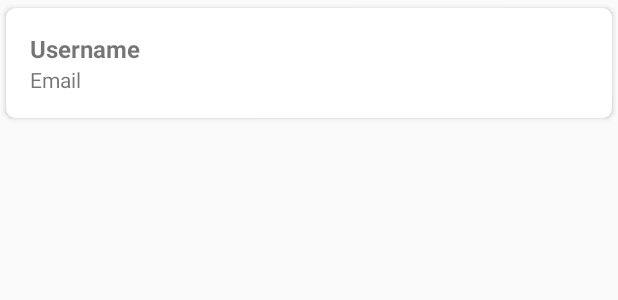
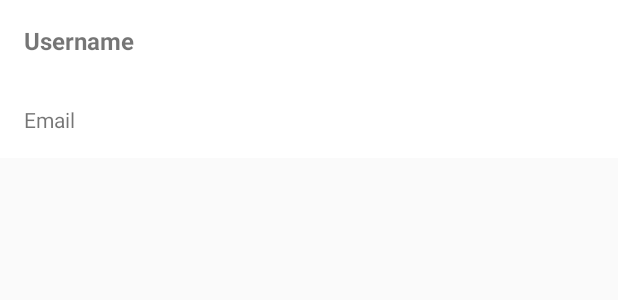
Before and after one commit to aungk000/TheRoom, an Android app: the layout user.xml on its own in the app's theme, with its tools: preview values and no code run, on a phone screen of 412 x 824 dp. Shown: the top 300 px of the screen. Run offline under Robolectric (Android 15) with nearby library versions, the phone set to English and light mode, and no system bars.

```diff
--- a/app/src/main/java/me/aungkooo/theroom/database/User.java
+++ b/app/src/main/java/me/aungkooo/theroom/database/User.java
@@ -13,7 +13,7 @@ import android.arch.persistence.room.PrimaryKey;
 public class User
 {
     @PrimaryKey(autoGenerate = true)
-    private int userId;
+    private long userId;
 
     @ColumnInfo(name = "username")
     private String username;
@@ -26,11 +26,11 @@ public class User
         this.email = email;
     }
 
-    public int getUserId() {
+    public long getUserId() {
         return userId;
     }
 
-    public void setUserId(int userId) {
+    public void setUserId(long userId) {
         this.userId = userId;
     }
 
--- a/app/src/main/java/me/aungkooo/theroom/database/UserDao.java
+++ b/app/src/main/java/me/aungkooo/theroom/database/UserDao.java
@@ -22,7 +22,7 @@ public interface UserDao
     void insertUser(User user);
 
     @Query("DELETE FROM user WHERE userId = :id")
-    void deleteUser(int id);
+    void deleteUser(long id);
 
     @Delete
     void deleteUser(User user);
--- a/app/src/main/java/me/aungkooo/theroom/dialog/DialogNewUser.java
+++ b/app/src/main/java/me/aungkooo/theroom/dialog/DialogNewUser.java
@@ -5,7 +5,6 @@ import android.graphics.Color;
 import android.graphics.drawable.ColorDrawable;
 import android.os.Bundle;
 import android.support.annotation.NonNull;
-import android.support.annotation.Nullable;
 import android.support.design.widget.TextInputEditText;
 import android.support.v4.app.DialogFragment;
 import android.support.v7.app.AlertDialog;
@@ -13,12 +12,11 @@ import android.view.LayoutInflater;
 import android.view.View;
 import android.view.ViewGroup;
 import android.widget.Button;
-import android.widget.Toast;
 
 import butterknife.BindView;
 import butterknife.ButterKnife;
 import me.aungkooo.theroom.R;
-import me.aungkooo.theroom.Utils;
+import me.aungkooo.theroom.util.Utils;
 import me.aungkooo.theroom.database.User;
 import me.aungkooo.theroom.listener.OnDialogDismissListener;
 
--- a/app/src/main/java/me/aungkooo/theroom/model/UserModel.java
+++ b/app/src/main/java/me/aungkooo/theroom/model/UserModel.java
@@ -33,4 +33,9 @@ public class UserModel extends AndroidViewModel
     {
         userRepository.insertUser(user);
     }
+
+    public void deleteUser(User user)
+    {
+        userRepository.deleteUser(user);
+    }
 }
--- a/app/src/main/java/me/aungkooo/theroom/Utils.java
+++ b/app/src/main/java/me/aungkooo/theroom/util/Utils.java
@@ -1,4 +1,4 @@
-package me.aungkooo.theroom;
+package me.aungkooo.theroom.util;
 
 import android.support.design.widget.TextInputEditText;
 
--- a/app/src/main/res/layout/activity_main.xml
+++ b/app/src/main/res/layout/activity_main.xml
@@ -1,13 +1,15 @@
 <?xml version="1.0" encoding="utf-8"?>
-<android.support.design.widget.CoordinatorLayout xmlns:android="http://schemas.android.com/apk/res/android"
+<android.support.design.widget.CoordinatorLayout
+    xmlns:android="http://schemas.android.com/apk/res/android"
     android:layout_width="match_parent"
     android:layout_height="match_parent"
     xmlns:app="http://schemas.android.com/apk/res-auto">
 
     <android.support.v7.widget.RecyclerView
         android:id="@+id/recycler_view_main"
+        android:background="@color/grey"
         android:layout_width="match_parent"
-        android:layout_height="wrap_content"/>
+        android:layout_height="match_parent"/>
 
     <android.support.design.widget.FloatingActionButton
         android:id="@+id/fab_main"
--- a/app/src/main/res/layout/user.xml
+++ b/app/src/main/res/layout/user.xml
@@ -1,22 +1,15 @@
 <?xml version="1.0" encoding="utf-8"?>
-<android.support.v7.widget.CardView
-    app:cardElevation="2dp"
-    app:cardPreventCornerOverlap="true"
-    app:cardUseCompatPadding="true"
-    app:cardCornerRadius="6dp"
+<LinearLayout
+    android:orientation="vertical"
+    android:background="@color/white"
     xmlns:android="http://schemas.android.com/apk/res/android"
     android:layout_width="match_parent"
     android:layout_height="wrap_content"
     xmlns:app="http://schemas.android.com/apk/res-auto">
 
-    <LinearLayout
-        android:padding="@dimen/padding_normal"
-        android:orientation="vertical"
-        android:layout_width="match_parent"
-        android:layout_height="wrap_content">
-
     <TextView
         android:id="@+id/txt_username"
+        android:padding="@dimen/padding_normal"
         android:textStyle="bold"
         android:textSize="@dimen/text_size_normal"
         android:text="@string/username"
@@ -25,10 +18,9 @@
 
     <TextView
         android:id="@+id/txt_email"
+        android:padding="@dimen/padding_normal"
         android:text="@string/email"
         android:layout_width="match_parent"
         android:layout_height="wrap_content" />
 
 </LinearLayout>
-
-</android.support.v7.widget.CardView>
--- a/app/src/main/res/values/colors.xml
+++ b/app/src/main/res/values/colors.xml
@@ -4,5 +4,6 @@
     <color name="colorPrimaryDark">#303F9F</color>
     <color name="colorAccent">#FF4081</color>
 
-    <color name="grey">#e2e2e2</color>
+    <color name="white">#fff</color>
+    <color name="grey">#f5f5f5</color>
 </resources>
```
Also changed, not shown: app/src/main/AndroidManifest.xml (+5 -2 lines), app/src/main/java/me/aungkooo/theroom/UserRepository.java (+7 -0 lines), app/src/main/java/me/aungkooo/theroom/activity/MainActivity.java (renamed from app/src/main/java/me/aungkooo/theroom/MainActivity.java, +11 -6 lines), app/src/main/java/me/aungkooo/theroom/adapter/UserAdapter.java (+24 -5 lines), app/src/main/java/me/aungkooo/theroom/asynctask/DeleteTask.java (added, +25 -0 lines), app/src/main/java/me/aungkooo/theroom/listener/OnSwipeListener.java (added, +9 -0 lines), app/src/main/java/me/aungkooo/theroom/util/SwipeHelper.java (added, +53 -0 lines). Lines whose indentation alone changed are shown as unchanged.
